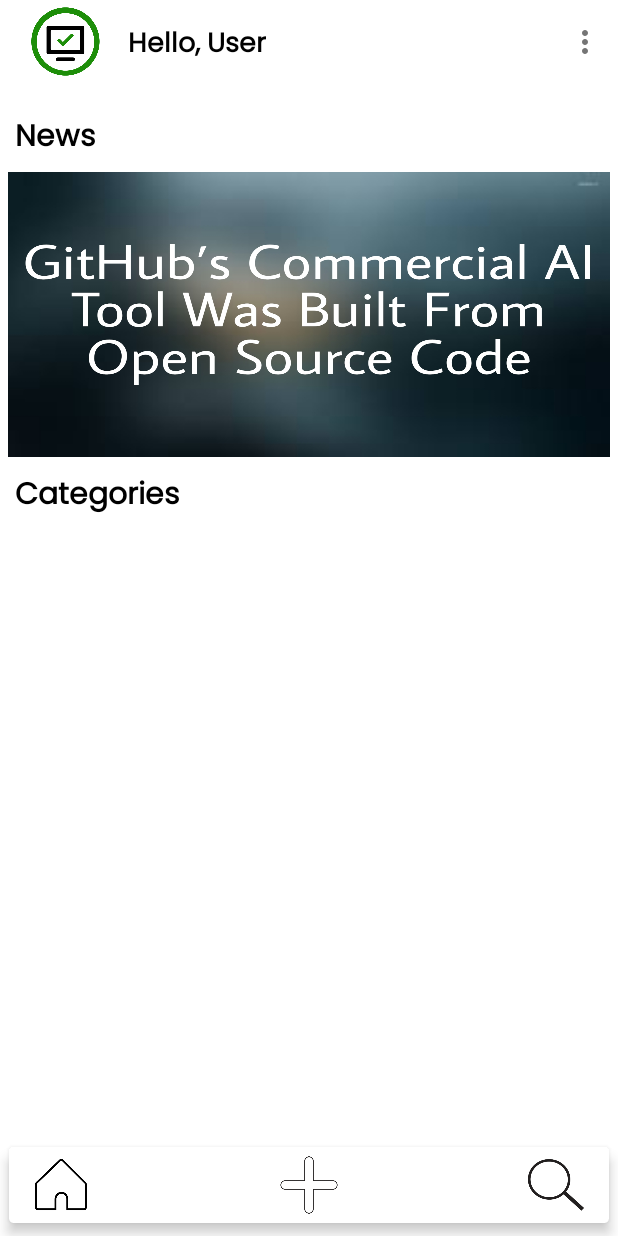
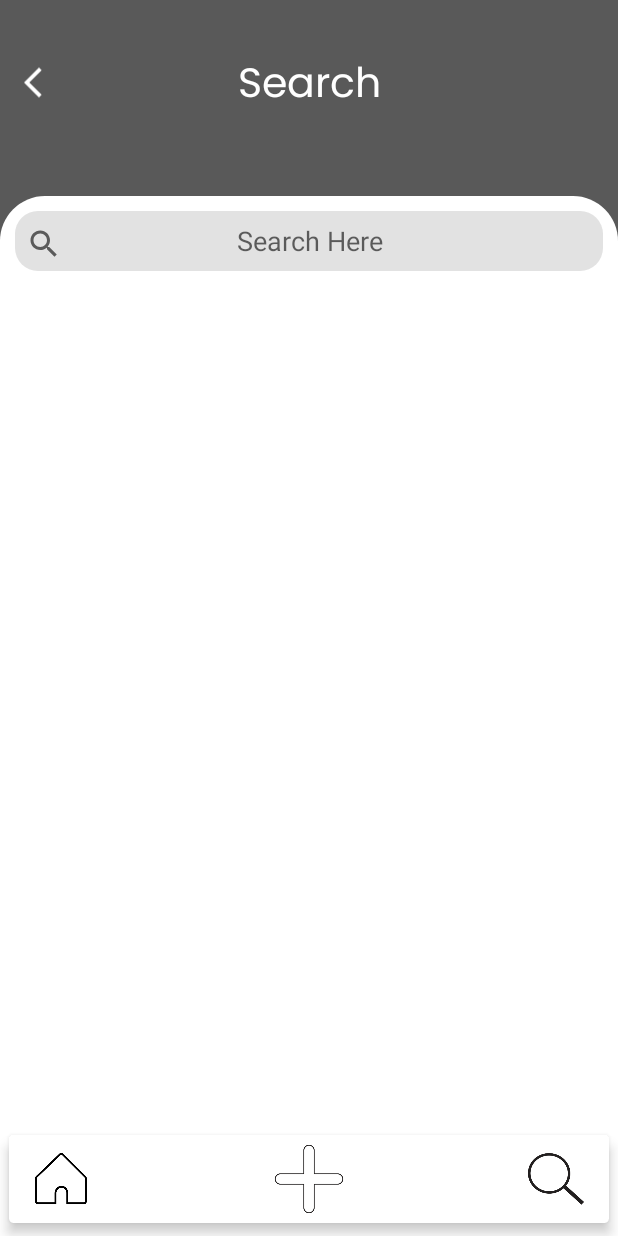
Before and after one commit to jayc9135/OpenFinder-Kotlin, an Android app: the screen it shows after launch (MainActivity before the commit, SearchActivity after it), in the options menu, after a tap on "Search", on a phone screen of 412 x 824 dp. Run offline under Robolectric (Android 15) with nearby library versions, the phone set to English and light mode, and no system bars; our stand-ins replace Firebase (no records; nobody signed in at launch, a user with empty details on screens opened directly).

Commit message:
Second Commit - Search

```diff
--- a/app/src/main/AndroidManifest.xml
+++ b/app/src/main/AndroidManifest.xml
@@ -9,6 +9,9 @@
         android:roundIcon="@mipmap/ic_launcher1_round"
         android:supportsRtl="true"
         android:theme="@style/Theme.OpenFinder">
+        <activity
+            android:name=".SearchActivity"
+            android:exported="false" />
         <activity
             android:name=".SoftwareActivity"
             android:exported="true" />
--- a/app/src/main/java/com/jayc/openfinder/MainActivity.kt
+++ b/app/src/main/java/com/jayc/openfinder/MainActivity.kt
@@ -8,6 +8,7 @@
 import android.widget.ImageView
 import android.widget.Toast
 import androidx.appcompat.app.AppCompatActivity
+import androidx.appcompat.app.AppCompatDelegate
 import androidx.recyclerview.widget.GridLayoutManager
 import androidx.recyclerview.widget.RecyclerView
 import androidx.viewpager.widget.ViewPager
@@ -26,6 +27,7 @@
     private lateinit var viewPager: ViewPager
 
     private lateinit var add_data_icon: ImageView
+    private lateinit var searchIcon: ImageView
 
     private lateinit var mToolbar: androidx.appcompat.widget.Toolbar
 
@@ -33,6 +35,7 @@
     override fun onCreate(savedInstanceState: Bundle?) {
         super.onCreate(savedInstanceState)
         setContentView(R.layout.activity_main)
+        AppCompatDelegate.setDefaultNightMode(AppCompatDelegate.MODE_NIGHT_NO);
 
         mToolbar = findViewById(R.id.toolbar)
         mToolbar.title = ""
@@ -59,6 +62,10 @@
         add_data_icon.setOnClickListener {
             openAddActivity()
         }
+        searchIcon = findViewById(R.id.search_icon)
+        searchIcon.setOnClickListener {
+            openSearchActivity()
+        }
     }
 
     override fun onCreateOptionsMenu(menu: Menu?): Boolean {
@@ -67,14 +74,14 @@
     }
 
     override fun onOptionsItemSelected(item: MenuItem): Boolean {
-        val id = item?.itemId
+        val id = item.itemId
         when (id) {
             R.id.menu_add ->
                 openAddActivity()
             R.id.menu_home ->
                 Toast.makeText(this, item.title.toString(), Toast.LENGTH_SHORT).show()
             R.id.menu_search ->
-                Toast.makeText(this, item.title.toString(), Toast.LENGTH_SHORT).show()
+                openSearchActivity()
             R.id.menu_credit ->
                 openCreditActivity()
             R.id.menu_review ->
@@ -103,7 +110,6 @@
                     categoryAdapter.notifyDataSetChanged()
                 }
             })
-
     }
 
     private fun initviewPager() {
@@ -127,4 +133,9 @@
         val intent = Intent(this, CreditActivity::class.java)
         startActivity(intent)
     }
+
+    private fun openSearchActivity() {
+        val intent = Intent(this, SearchActivity::class.java)
+        startActivity(intent)
+    }
 }
--- /dev/null
+++ b/app/src/main/java/com/jayc/openfinder/SearchActivity.kt
@@ -0,0 +1,138 @@
+package com.jayc.openfinder
+
+import android.content.Intent
+import androidx.appcompat.app.AppCompatActivity
+import android.os.Bundle
+import android.text.Editable
+import android.text.TextWatcher
+import android.view.LayoutInflater
+import android.view.View
+import android.view.ViewGroup
+import android.view.WindowManager
+import android.widget.*
+import androidx.recyclerview.widget.LinearLayoutManager
+import androidx.recyclerview.widget.RecyclerView
+import com.google.firebase.database.DataSnapshot
+import com.google.firebase.database.DatabaseError
+import com.google.firebase.database.ValueEventListener
+import com.google.firebase.database.ktx.database
+import com.google.firebase.firestore.FirebaseFirestore
+import com.google.firebase.firestore.Query
+import com.google.firebase.ktx.Firebase
+import com.jayc.openfinder.R
+import com.jayc.openfinder.adapters.SearchAdapter
+import com.jayc.openfinder.models.Search
+
+class SearchActivity : AppCompatActivity() {
+
+    private lateinit var searchRecView: RecyclerView
+    private lateinit var searchAdapter: SearchAdapter
+    private lateinit var searchArrayList: ArrayList<Search>
+
+    private lateinit var searchBar: EditText
+    private lateinit var searchBtn: ImageView
+
+    private lateinit var back_btn: ImageView
+    private lateinit var home_btn: ImageView
+    private lateinit var add_data_icon: ImageView
+
+    private val context = this
+
+    override fun onCreate(savedInstanceState: Bundle?) {
+        super.onCreate(savedInstanceState)
+        setContentView(R.layout.activity_search)
+
+        searchRecView = findViewById(R.id.search_recyclerview)
+        searchRecView.layoutManager = LinearLayoutManager(this)
+        searchRecView.setHasFixedSize(true)
+
+
+        searchArrayList = ArrayList()
+        retrieveAllItems()
+
+        searchBar = findViewById(R.id.searchBar)
+        searchBtn = findViewById(R.id.search_button)
+        searchBtn.setOnClickListener {
+            searchApp(searchBar.text.toString().lowercase())
+        }
+
+        back_btn = findViewById(R.id.back_button)
+        home_btn = findViewById(R.id.home_icon)
+        add_data_icon = findViewById(R.id.add_icon)
+        back_btn.setOnClickListener {
+            goHome()
+        }
+        home_btn.setOnClickListener {
+            goHome()
+        }
+        add_data_icon.setOnClickListener {
+            openAddActivity()
+        }
+    }
+
+    private fun retrieveAllItems() {
+        val database = Firebase.database
+        val myRef = database.reference.child("SearchDb")
+
+        myRef.addValueEventListener(object: ValueEventListener{
+
+            override fun onDataChange(snapshot: DataSnapshot) {
+                (searchArrayList as ArrayList<Search>).clear()
+                if(searchBar.text.toString() == ""){
+                    for (p0 in snapshot.children)
+                    {
+                        val searchItem: Search? = p0.getValue(Search::class.java)
+                        if (searchItem != null) {
+                            (searchArrayList as ArrayList<Search>).add(searchItem)
+                        }
+                    }
+                }
+
+                searchAdapter = SearchAdapter(context, searchArrayList, false)
+                searchRecView.adapter = searchAdapter
+            }
+
+            override fun onCancelled(error: DatabaseError) {
+                TODO("Not yet implemented")
+            }
+        })
+    }
+
+    private fun searchApp(str: String){
+        val database = Firebase.database
+        val queryRef = database.reference
+            .child("SearchDb").orderByChild("search")
+            .startAt(str)
+            .endAt(str + "\uf8ff")
+
+        queryRef.addValueEventListener(object: ValueEventListener{
+            override fun onDataChange(snapshot: DataSnapshot) {
+                (searchArrayList as ArrayList<Search>).clear()
+
+                for (p0 in snapshot.children)
+                {
+                    val searchItem: Search? = p0.getValue(Search::class.java)
+                    if (searchItem != null) {
+                        (searchArrayList as ArrayList<Search>).add(searchItem)
+                    }
+                }
+                searchAdapter = SearchAdapter(context, searchArrayList, false)
+                searchRecView.adapter = searchAdapter
+            }
+
+            override fun onCancelled(error: DatabaseError) {
+                TODO("Not yet implemented")
+            }
+        })
+    }
+
+    private fun goHome() {
+        val intent = Intent(this, MainActivity::class.java)
+        startActivity(intent)
+    }
+
+    private fun openAddActivity() {
+        val intent = Intent(this, AddDataActivity::class.java)
+        startActivity(intent)
+    }
+}
--- /dev/null
+++ b/app/src/main/java/com/jayc/openfinder/adapters/SearchAdapter.kt
@@ -0,0 +1,41 @@
+package com.jayc.openfinder.adapters
+
+import android.content.Context
+import android.view.LayoutInflater
+import android.view.View
+import android.view.ViewGroup
+import android.widget.TextView
+import androidx.recyclerview.widget.RecyclerView
+import com.jayc.openfinder.R
+import com.jayc.openfinder.models.Search
+
+class SearchAdapter(
+    private val mContext: Context,
+    private val mSearchList: List<Search>,
+    private val isCheck: Boolean
+) : RecyclerView.Adapter<SearchAdapter.SearchViewHolder>() {
+
+    inner class SearchViewHolder(itemView: View) : RecyclerView.ViewHolder(itemView) {
+
+        val app: TextView = itemView.findViewById(R.id.app_text)
+        val alt1: TextView = itemView.findViewById(R.id.alt1_text)
+        val alt2: TextView = itemView.findViewById(R.id.alt2_text)
+        val alt3: TextView = itemView.findViewById(R.id.alt3_text)
+    }
+
+    override fun onCreateViewHolder(parent: ViewGroup, viewType: Int): SearchViewHolder {
+        val view: View = LayoutInflater.from(parent.context).inflate(R.layout.search_list_item, parent, false)
+        return SearchViewHolder(view)
+    }
+
+    override fun onBindViewHolder(holder: SearchViewHolder, position: Int) {
+        val search: Search = mSearchList[position]
+        holder.app.text = search.app
+        holder.alt1.text = search.alt1
+        holder.alt2.text = search.alt2
+        holder.alt3.text = search.alt3
+    }
+
+    override fun getItemCount() = mSearchList.size
+
+}
--- /dev/null
+++ b/app/src/main/java/com/jayc/openfinder/models/Search.kt
@@ -0,0 +1,5 @@
+package com.jayc.openfinder.models
+
+data class Search(var app: String?= null, var alt1: String? = null, var alt2: String? = null,var alt3: String? = null){
+
+}
--- /dev/null
+++ b/app/src/main/res/drawable/ic_baseline_search_24.xml
@@ -0,0 +1,10 @@
+<vector xmlns:android="http://schemas.android.com/apk/res/android"
+    android:width="24dp"
+    android:height="24dp"
+    android:viewportWidth="24"
+    android:viewportHeight="24"
+    android:tint="?attr/colorControlNormal">
+  <path
+      android:fillColor="@android:color/white"
+      android:pathData="M15.5,14h-0.79l-0.28,-0.27C15.41,12.59 16,11.11 16,9.5 16,5.91 13.09,3 9.5,3S3,5.91 3,9.5 5.91,16 9.5,16c1.61,0 3.09,-0.59 4.23,-1.57l0.27,0.28v0.79l5,4.99L20.49,19l-4.99,-5zM9.5,14C7.01,14 5,11.99 5,9.5S7.01,5 9.5,5 14,7.01 14,9.5 11.99,14 9.5,14z"/>
+</vector>
--- /dev/null
+++ b/app/src/main/res/layout/activity_search.xml
@@ -0,0 +1,139 @@
+<?xml version="1.0" encoding="utf-8"?>
+<androidx.constraintlayout.widget.ConstraintLayout xmlns:android="http://schemas.android.com/apk/res/android"
+    xmlns:app="http://schemas.android.com/apk/res-auto"
+    xmlns:tools="http://schemas.android.com/tools"
+    android:layout_width="match_parent"
+    android:layout_height="match_parent"
+    android:background="#595959"
+    android:orientation="vertical"
+    tools:context=".SearchActivity">
+
+    <ImageView
+        android:id="@+id/back_button"
+        android:layout_width="wrap_content"
+        android:layout_height="50dp"
+        android:layout_marginStart="10dp"
+        android:layout_marginTop="30dp"
+        android:src="@drawable/ic_baseline_arrow_back_ios_new_24"
+        app:layout_constraintStart_toStartOf="parent"
+        app:layout_constraintTop_toTopOf="parent" />
+
+    <TextView
+        android:id="@+id/review_heading"
+        android:layout_width="wrap_content"
+        android:layout_height="wrap_content"
+        android:layout_marginTop="35dp"
+        android:fontFamily="@font/poppins"
+        android:text="@string/search_text"
+        android:textAlignment="center"
+        android:textColor="@color/white"
+        android:textSize="27sp"
+        app:layout_constraintEnd_toEndOf="parent"
+        app:layout_constraintStart_toStartOf="parent"
+        app:layout_constraintTop_toTopOf="parent" />
+
+    <LinearLayout
+        android:layout_width="match_parent"
+        android:layout_height="900dp"
+        android:layout_marginTop="40dp"
+        android:background="@drawable/back"
+        android:orientation="vertical"
+        app:layout_constraintTop_toBottomOf="@id/review_heading">
+
+        <RelativeLayout
+            android:id="@+id/search_layout"
+            android:layout_width="match_parent"
+            android:layout_height="wrap_content">
+
+            <EditText
+                android:id="@+id/searchBar"
+                android:layout_width="match_parent"
+                android:layout_height="40dp"
+                android:layout_marginHorizontal="10dp"
+                android:layout_marginTop="20dp"
+                android:background="@drawable/edittextback"
+                android:hint="@string/search_here"
+                android:queryHint="Search Here"
+                android:textAlignment="center" />
+
+            <ImageButton
+                android:id="@+id/search_button"
+                android:layout_width="wrap_content"
+                android:layout_height="wrap_content"
+                android:layout_marginStart="5dp"
+                android:layout_marginTop="20dp"
+                android:backgroundTint="#0000ffff"
+                android:contentDescription="@string/searchbtn"
+                android:src="@drawable/ic_baseline_search_24" />
+
+        </RelativeLayout>
+
+        <androidx.recyclerview.widget.RecyclerView
+            android:id="@+id/search_recyclerview"
+            android:layout_width="match_parent"
+            android:layout_height="470dp"
+            android:layout_marginHorizontal="10dp"
+            android:layout_marginTop="10dp" />
+
+    </LinearLayout>
+
+
+    <androidx.cardview.widget.CardView
+        android:id="@+id/bottom_bar"
+        android:layout_width="match_parent"
+        android:layout_height="wrap_content"
+        app:cardCornerRadius="3dp"
+        app:cardElevation="5dp"
+        app:cardUseCompatPadding="true"
+        app:layout_constraintBottom_toBottomOf="parent"
+        app:layout_constraintEnd_toEndOf="parent"
+        app:layout_constraintStart_toStartOf="parent">
+
+        <LinearLayout
+            android:layout_width="match_parent"
+            android:layout_height="wrap_content"
+            android:gravity="center"
+            android:orientation="horizontal"
+            android:padding="5dp">
+
+            <ImageView
+                android:id="@+id/home_icon"
+                android:layout_width="40dp"
+                android:layout_height="40dp"
+                android:layout_marginStart="10dp"
+                android:contentDescription="@string/home_bottombar"
+                android:src="@drawable/home_icon1" />
+
+            <Space
+                android:layout_width="0dp"
+                android:layout_height="1dp"
+                android:layout_weight="1" />
+
+            <ImageView
+                android:id="@+id/add_icon"
+                android:layout_width="48dp"
+                android:layout_height="48dp"
+                android:clickable="true"
+                android:contentDescription="@string/add_bottombar"
+                android:focusable="true"
+                android:src="@drawable/add_icon" />
+
+            <Space
+                android:layout_width="0dp"
+                android:layout_height="1dp"
+                android:layout_weight="1" />
+
+            <ImageView
+                android:id="@+id/search_icon"
+                android:layout_width="40dp"
+                android:layout_height="40dp"
+                android:layout_marginEnd="10dp"
+                android:contentDescription="@string/search_bottombar"
+                android:src="@drawable/search_icon" />
+
+
+        </LinearLayout>
+    </androidx.cardview.widget.CardView>
+
+
+</androidx.constraintlayout.widget.ConstraintLayout>
--- a/app/src/main/res/values/strings.xml
+++ b/app/src/main/res/values/strings.xml
@@ -38,5 +38,9 @@
     <string name="software_logo">software logo</string>
     <string name="software_rating_text">Rating -</string>
     <string name="software_heading">Softwares</string>
+    <string name="search_here">Search Here</string>
+    <string name="button">Button</string>
+    <string name="searchbtn">searchBtn</string>
+    <string name="search_text">Search</string>
 
 </resources>
--- a/build.gradle
+++ b/build.gradle
@@ -5,7 +5,7 @@
         mavenCentral()
     }
     dependencies {
-        classpath "com.android.tools.build:gradle:7.0.2"
+        classpath 'com.android.tools.build:gradle:7.0.3'
         classpath "org.jetbrains.kotlin:kotlin-gradle-plugin:1.5.31"
         classpath 'com.google.gms:google-services:4.3.10'
 
```
Also changed, not shown: app/src/main/java/com/jayc/openfinder/AddDataActivity.kt (+10 -0 lines), app/src/main/java/com/jayc/openfinder/CreditActivity.kt (+10 -0 lines), app/src/main/java/com/jayc/openfinder/ReviewActivity.kt (+10 -0 lines), app/src/main/java/com/jayc/openfinder/SoftwareActivity.kt (+10 -3 lines), app/src/main/res/layout/search_list_item.xml (added, +64 -0 lines).
